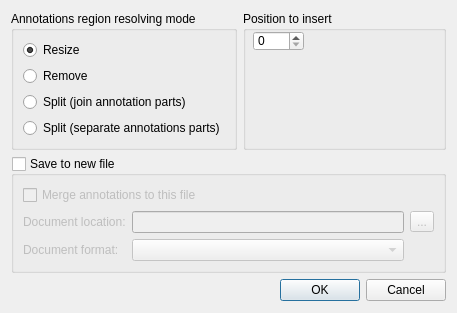
First picture: the form in src/corelibs/U2Gui/src/util/ui/EditSequenceDialog.ui, repository violethaze74/ugene, before the edit.
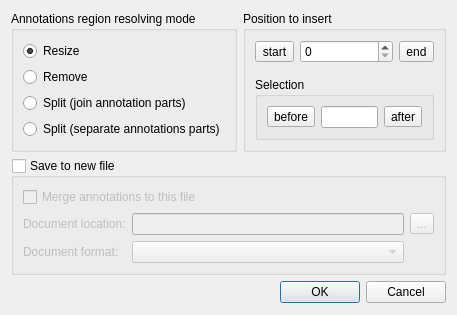
Second picture: the form after the edit.

Commit message: UGENE-1222 Edit sequence usability and shortcuts

What changed in the file:
```diff
--- a/src/corelibs/U2Gui/src/util/ui/EditSequenceDialog.ui
+++ b/src/corelibs/U2Gui/src/util/ui/EditSequenceDialog.ui
@@ -7,7 +7,7 @@
     <x>0</x>
     <y>0</y>
     <width>457</width>
-    <height>293</height>
+    <height>315</height>
    </rect>
   </property>
   <property name="windowTitle">
@@ -65,19 +65,87 @@
        <property name="title">
         <string>Position to insert</string>
        </property>
-       <widget class="QSpinBox" name="insertPositionSpin">
-        <property name="geometry">
-         <rect>
-          <x>10</x>
-          <y>20</y>
-          <width>51</width>
-          <height>20</height>
-         </rect>
-        </property>
-        <property name="maximum">
-         <number>99999</number>
-        </property>
-       </widget>
+       <layout class="QGridLayout" name="gridLayout_2">
+        <item row="0" column="0">
+         <widget class="QToolButton" name="startPosToolButton">
+          <property name="toolTip">
+           <string>Press to insert before the start of the sequence</string>
+          </property>
+          <property name="text">
+           <string>start</string>
+          </property>
+         </widget>
+        </item>
+        <item row="0" column="1">
+         <widget class="QSpinBox" name="insertPositionSpin">
+          <property name="maximum">
+           <number>99999</number>
+          </property>
+         </widget>
+        </item>
+        <item row="0" column="2">
+         <widget class="QToolButton" name="endPosToolButton">
+          <property name="toolTip">
+           <string>Press to insert to the end of the sequence</string>
+          </property>
+          <property name="text">
+           <string>end</string>
+          </property>
+         </widget>
+        </item>
+        <item row="1" column="0" colspan="3">
+         <spacer name="verticalSpacer_2">
+          <property name="orientation">
+           <enum>Qt::Vertical</enum>
+          </property>
+          <property name="sizeHint" stdset="0">
+           <size>
+            <width>20</width>
+            <height>40</height>
+           </size>
+          </property>
+         </spacer>
+        </item>
+        <item row="2" column="0" colspan="3">
+         <widget class="QGroupBox" name="selectionGroupBox">
+          <property name="title">
+           <string>Selection</string>
+          </property>
+          <layout class="QGridLayout" name="gridLayout_4">
+           <item row="0" column="0">
+            <widget class="QToolButton" name="beforeSelectionToolButton">
+             <property name="toolTip">
+              <string>Press to insert before the selection</string>
+             </property>
+             <property name="text">
+              <string>before</string>
+             </property>
+            </widget>
+           </item>
+           <item row="0" column="2">
+            <widget class="QToolButton" name="afterSelectionToolButton">
+             <property name="toolTip">
+              <string>Press to insert after the selection</string>
+             </property>
+             <property name="text">
+              <string>after</string>
+             </property>
+            </widget>
+           </item>
+           <item row="0" column="1">
+            <widget class="QLineEdit" name="selectionLineEdit">
+             <property name="toolTip">
+              <string>To change the regsion select it on a sequence</string>
+             </property>
+             <property name="readOnly">
+              <bool>true</bool>
+             </property>
+            </widget>
+           </item>
+          </layout>
+         </widget>
+        </item>
+       </layout>
       </widget>
      </item>
     </layout>
```
The commit also changes 5 other files.
